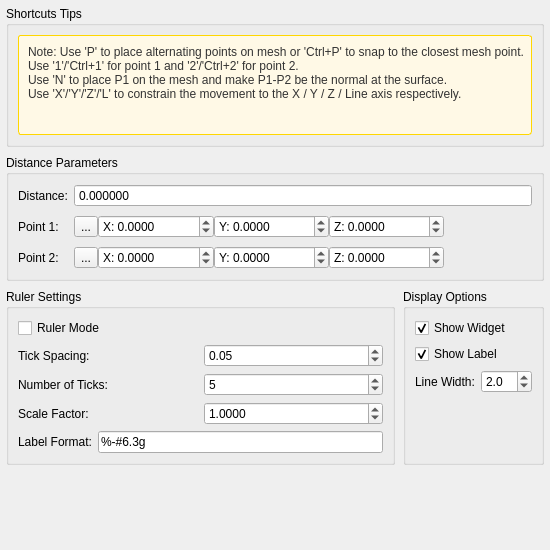
Asher-1/ACloudViewer, file libs/PCLEngine/Tools/MeasurementTools/cvDistanceToolDlg.ui: the form before one commit.
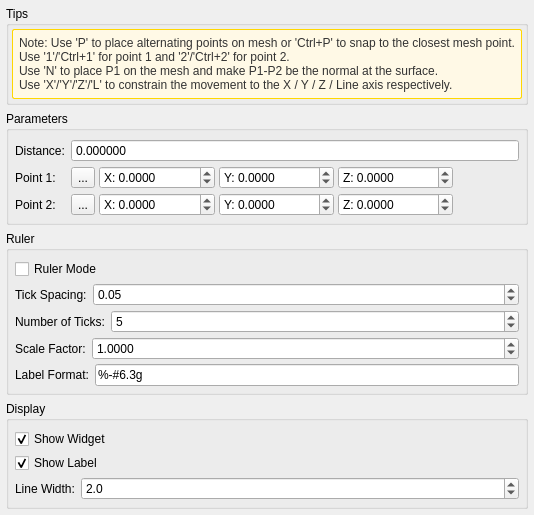
The form after the commit. Icons and pictures are not drawn.

Commit message: fix macos shortcuts issues with measurements tools

The edit to the form file:
```diff
--- a/libs/PCLEngine/Tools/MeasurementTools/cvDistanceToolDlg.ui
+++ b/libs/PCLEngine/Tools/MeasurementTools/cvDistanceToolDlg.ui
@@ -6,22 +6,22 @@
    <rect>
     <x>0</x>
     <y>0</y>
-    <width>550</width>
-    <height>550</height>
+    <width>0</width>
+    <height>0</height>
    </rect>
   </property>
-  <property name="minimumSize">
-   <size>
-    <width>550</width>
-    <height>550</height>
-   </size>
+  <property name="sizePolicy">
+   <sizepolicy hsizetype="Minimum" vsizetype="Preferred">
+    <horstretch>0</horstretch>
+    <verstretch>0</verstretch>
+   </sizepolicy>
   </property>
   <property name="windowTitle">
    <string>Distance Tool</string>
   </property>
   <layout class="QVBoxLayout" name="verticalLayout">
    <property name="spacing">
-    <number>8</number>
+    <number>6</number>
    </property>
    <property name="leftMargin">
     <number>6</number>
@@ -38,32 +38,44 @@
    <item>
     <widget class="QGroupBox" name="shortcutsTipsGroupBox">
      <property name="sizePolicy">
-      <sizepolicy hsizetype="Preferred" vsizetype="Minimum">
+      <sizepolicy hsizetype="Minimum" vsizetype="Minimum">
        <horstretch>0</horstretch>
        <verstretch>0</verstretch>
       </sizepolicy>
      </property>
      <property name="title">
-      <string>Shortcuts Tips</string>
+      <string>Tips</string>
      </property>
      <layout class="QVBoxLayout" name="shortcutsTipsLayout">
       <property name="spacing">
-       <number>4</number>
+       <number>2</number>
+      </property>
+      <property name="leftMargin">
+       <number>3</number>
+      </property>
+      <property name="topMargin">
+       <number>3</number>
+      </property>
+      <property name="rightMargin">
+       <number>3</number>
+      </property>
+      <property name="bottomMargin">
+       <number>3</number>
       </property>
       <item>
        <widget class="QLabel" name="instructionLabel">
-        <property name="minimumSize">
-         <size>
-          <width>0</width>
-          <height>100</height>
-         </size>
-        </property>
         <property name="sizePolicy">
-         <sizepolicy hsizetype="Preferred" vsizetype="Expanding">
+        <sizepolicy hsizetype="Minimum" vsizetype="Minimum">
           <horstretch>0</horstretch>
           <verstretch>0</verstretch>
          </sizepolicy>
         </property>
+       <property name="minimumSize">
+        <size>
+         <width>0</width>
+         <height>0</height>
+        </size>
+       </property>
         <property name="alignment">
          <set>Qt::AlignLeading|Qt::AlignLeft|Qt::AlignTop</set>
         </property>
@@ -79,15 +91,18 @@
         <property name="wordWrap">
          <bool>true</bool>
         </property>
+        <property name="textFormat">
+         <enum>Qt::PlainText</enum>
+        </property>
         <property name="margin">
-         <number>4</number>
+      <number>3</number>
         </property>
         <property name="styleSheet">
          <string>QLabel {
     background-color: #FFF9E6;
     border: 1px solid #FFD700;
-    border-radius: 3px;
-    padding: 6px;
+    border-radius: 2px;
+    padding: 3px;
     color: #333;
 }</string>
         </property>
@@ -99,10 +114,22 @@
    <item>
     <widget class="QGroupBox" name="distanceParamsGroupBox">
      <property name="title">
-      <string>Distance Parameters</string>
+      <string>Parameters</string>
      </property>
      <layout class="QVBoxLayout" name="distanceParamsLayout">
       <property name="spacing">
+        <number>4</number>
+       </property>
+       <property name="leftMargin">
+        <number>6</number>
+       </property>
+       <property name="topMargin">
+        <number>8</number>
+       </property>
+       <property name="rightMargin">
+        <number>6</number>
+       </property>
+       <property name="bottomMargin">
        <number>6</number>
       </property>
       <item>
@@ -111,7 +138,7 @@
          <number>6</number>
         </property>
         <property name="verticalSpacing">
-         <number>8</number>
+         <number>4</number>
         </property>
         <item row="0" column="0">
          <widget class="QLabel" name="label_2">
@@ -125,6 +152,12 @@
           <property name="readOnly">
            <bool>true</bool>
           </property>
+          <property name="sizePolicy">
+           <sizepolicy hsizetype="Minimum" vsizetype="Fixed">
+            <horstretch>0</horstretch>
+            <verstretch>0</verstretch>
+           </sizepolicy>
+          </property>
           <property name="buttonSymbols">
            <enum>QAbstractSpinBox::NoButtons</enum>
           </property>
@@ -148,6 +181,9 @@
         </item>
         <item row="1" column="1">
          <layout class="QHBoxLayout" name="point1Layout">
+          <property name="spacing">
+           <number>4</number>
+          </property>
           <item>
            <widget class="QToolButton" name="pickPoint1ToolButton">
             <property name="toolTip">
@@ -176,6 +212,12 @@
             <property name="prefix">
              <string>X: </string>
             </property>
+            <property name="sizePolicy">
+             <sizepolicy hsizetype="Minimum" vsizetype="Fixed">
+              <horstretch>0</horstretch>
+              <verstretch>0</verstretch>
+             </sizepolicy>
+            </property>
             <property name="decimals">
              <number>4</number>
             </property>
@@ -195,6 +237,12 @@
             <property name="prefix">
              <string>Y: </string>
             </property>
+            <property name="sizePolicy">
+             <sizepolicy hsizetype="Minimum" vsizetype="Fixed">
+              <horstretch>0</horstretch>
+              <verstretch>0</verstretch>
+             </sizepolicy>
+            </property>
             <property name="decimals">
              <number>4</number>
             </property>
@@ -214,6 +262,12 @@
             <property name="prefix">
              <string>Z: </string>
             </property>
+            <property name="sizePolicy">
+             <sizepolicy hsizetype="Minimum" vsizetype="Fixed">
+              <horstretch>0</horstretch>
+              <verstretch>0</verstretch>
+             </sizepolicy>
+            </property>
             <property name="decimals">
              <number>4</number>
             </property>
@@ -239,6 +293,9 @@
         </item>
         <item row="2" column="1">
          <layout class="QHBoxLayout" name="point2Layout">
+          <property name="spacing">
+           <number>4</number>
+          </property>
           <item>
            <widget class="QToolButton" name="pickPoint2ToolButton">
             <property name="toolTip">
@@ -267,6 +324,12 @@
             <property name="prefix">
              <string>X: </string>
             </property>
+            <property name="sizePolicy">
+             <sizepolicy hsizetype="Minimum" vsizetype="Fixed">
+              <horstretch>0</horstretch>
+              <verstretch>0</verstretch>
+             </sizepolicy>
+            </property>
             <property name="decimals">
              <number>4</number>
             </property>
@@ -286,6 +349,12 @@
             <property name="prefix">
              <string>Y: </string>
             </property>
+            <property name="sizePolicy">
+             <sizepolicy hsizetype="Minimum" vsizetype="Fixed">
+              <horstretch>0</horstretch>
+              <verstretch>0</verstretch>
+             </sizepolicy>
+            </property>
             <property name="decimals">
              <number>4</number>
             </property>
@@ -305,6 +374,12 @@
             <property name="prefix">
              <string>Z: </string>
             </property>
+            <property name="sizePolicy">
+             <sizepolicy hsizetype="Minimum" vsizetype="Fixed">
+              <horstretch>0</horstretch>
+              <verstretch>0</verstretch>
+             </sizepolicy>
+            </property>
             <property name="decimals">
              <number>4</number>
             </property>
@@ -326,14 +401,27 @@
      </layout>
     </widget>
    </item>
-   <item>
-    <layout class="QHBoxLayout" name="settingsLayout">
      <item>
       <widget class="QGroupBox" name="rulerSettingsGroupBox">
        <property name="title">
-        <string>Ruler Settings</string>
+      <string>Ruler</string>
        </property>
        <layout class="QVBoxLayout" name="rulerSettingsLayout">
+      <property name="spacing">
+       <number>4</number>
+      </property>
+      <property name="leftMargin">
+       <number>6</number>
+      </property>
+      <property name="topMargin">
+       <number>8</number>
+      </property>
+      <property name="rightMargin">
+       <number>6</number>
+      </property>
+      <property name="bottomMargin">
+       <number>6</number>
+      </property>
         <item>
          <widget class="QCheckBox" name="rulerModeCheckBox">
           <property name="text">
@@ -346,15 +434,30 @@
         </item>
         <item>
          <layout class="QHBoxLayout" name="rulerDistanceLayout">
+        <property name="spacing">
+         <number>6</number>
+        </property>
           <item>
            <widget class="QLabel" name="label_6">
             <property name="text">
              <string>Tick Spacing:</string>
             </property>
+          <property name="sizePolicy">
+           <sizepolicy hsizetype="Minimum" vsizetype="Preferred">
+            <horstretch>0</horstretch>
+            <verstretch>0</verstretch>
+           </sizepolicy>
+          </property>
            </widget>
           </item>
           <item>
            <widget class="QDoubleSpinBox" name="rulerDistanceSpinBox">
+          <property name="sizePolicy">
+           <sizepolicy hsizetype="Expanding" vsizetype="Fixed">
+            <horstretch>1</horstretch>
+            <verstretch>0</verstretch>
+           </sizepolicy>
+          </property>
             <property name="toolTip">
              <string>Distance between major tick marks (when Ruler Mode is on)</string>
             </property>
@@ -379,15 +482,30 @@
         </item>
         <item>
          <layout class="QHBoxLayout" name="numberOfTicksLayout">
+        <property name="spacing">
+         <number>6</number>
+        </property>
           <item>
            <widget class="QLabel" name="label_7">
             <property name="text">
              <string>Number of Ticks:</string>
             </property>
+          <property name="sizePolicy">
+           <sizepolicy hsizetype="Minimum" vsizetype="Preferred">
+            <horstretch>0</horstretch>
+            <verstretch>0</verstretch>
+           </sizepolicy>
+          </property>
            </widget>
           </item>
           <item>
            <widget class="QSpinBox" name="numberOfTicksSpinBox">
+          <property name="sizePolicy">
+           <sizepolicy hsizetype="Expanding" vsizetype="Fixed">
+            <horstretch>1</horstretch>
+            <verstretch>0</verstretch>
+           </sizepolicy>
+          </property>
             <property name="toolTip">
              <string>Number of tick marks (when Ruler Mode is off)</string>
             </property>
@@ -406,15 +524,30 @@
         </item>
         <item>
          <layout class="QHBoxLayout" name="scaleLayout">
+        <property name="spacing">
+         <number>6</number>
+        </property>
           <item>
            <widget class="QLabel" name="label_8">
             <property name="text">
              <string>Scale Factor:</string>
             </property>
+          <property name="sizePolicy">
+           <sizepolicy hsizetype="Minimum" vsizetype="Preferred">
+            <horstretch>0</horstretch>
+            <verstretch>0</verstretch>
+           </sizepolicy>
+          </property>
            </widget>
           </item>
           <item>
            <widget class="QDoubleSpinBox" name="scaleSpinBox">
+          <property name="sizePolicy">
+           <sizepolicy hsizetype="Expanding" vsizetype="Fixed">
+            <horstretch>1</horstretch>
+            <verstretch>0</verstretch>
+           </sizepolicy>
+          </property>
             <property name="toolTip">
              <string>Scale factor to convert VTK world units (e.g., 2.54 to convert inches to cm)</string>
             </property>
@@ -439,11 +572,20 @@
         </item>
         <item>
          <layout class="QHBoxLayout" name="labelFormatLayout">
+        <property name="spacing">
+         <number>6</number>
+        </property>
           <item>
            <widget class="QLabel" name="labelFormatLabel">
             <property name="text">
              <string>Label Format:</string>
             </property>
+          <property name="sizePolicy">
+           <sizepolicy hsizetype="Minimum" vsizetype="Preferred">
+            <horstretch>0</horstretch>
+            <verstretch>0</verstretch>
+           </sizepolicy>
+          </property>
             <property name="toolTip">
              <string>Printf-style format string for distance label (e.g., %6.3g, %.2f)</string>
             </property>
@@ -451,6 +593,12 @@
           </item>
           <item>
            <widget class="QLineEdit" name="labelFormatLineEdit">
+          <property name="sizePolicy">
+           <sizepolicy hsizetype="Expanding" vsizetype="Fixed">
+            <horstretch>1</horstretch>
+            <verstretch>0</verstretch>
+           </sizepolicy>
+          </property>
             <property name="toolTip">
              <string>Printf-style format string for distance label
 Examples:
@@ -474,9 +622,24 @@
      <item>
       <widget class="QGroupBox" name="displayOptionsGroupBox">
        <property name="title">
-        <string>Display Options</string>
+      <string>Display</string>
        </property>
        <layout class="QVBoxLayout" name="displayOptionsLayout">
+      <property name="spacing">
+       <number>4</number>
+      </property>
+      <property name="leftMargin">
+       <number>6</number>
+      </property>
+      <property name="topMargin">
+       <number>8</number>
+      </property>
+      <property name="rightMargin">
+       <number>6</number>
+      </property>
+      <property name="bottomMargin">
+       <number>6</number>
+      </property>
         <item>
          <widget class="QCheckBox" name="widgetVisibilityCheckBox">
           <property name="text">
@@ -505,15 +668,30 @@
         </item>
         <item>
          <layout class="QHBoxLayout" name="lineWidthLayout">
+        <property name="spacing">
+         <number>6</number>
+        </property>
           <item>
            <widget class="QLabel" name="label_10">
             <property name="text">
              <string>Line Width:</string>
             </property>
+          <property name="sizePolicy">
+           <sizepolicy hsizetype="Minimum" vsizetype="Preferred">
+            <horstretch>0</horstretch>
+            <verstretch>0</verstretch>
+           </sizepolicy>
+          </property>
            </widget>
           </item>
           <item>
            <widget class="QDoubleSpinBox" name="lineWidthSpinBox">
+          <property name="sizePolicy">
+           <sizepolicy hsizetype="Expanding" vsizetype="Fixed">
+            <horstretch>1</horstretch>
+            <verstretch>0</verstretch>
+           </sizepolicy>
+          </property>
             <property name="toolTip">
              <string>Width of the distance line</string>
             </property>
@@ -536,36 +714,8 @@
           </item>
          </layout>
         </item>
-        <item>
-         <spacer name="verticalSpacer_2">
-          <property name="orientation">
-           <enum>Qt::Vertical</enum>
-          </property>
-          <property name="sizeHint" stdset="0">
-           <size>
-            <width>20</width>
-            <height>40</height>
-           </size>
-          </property>
-         </spacer>
-        </item>
-       </layout>
-      </widget>
-     </item>
-    </layout>
-   </item>
-   <item>
-    <spacer name="verticalSpacer">
-     <property name="orientation">
-      <enum>Qt::Vertical</enum>
-     </property>
-     <property name="sizeHint" stdset="0">
-      <size>
-       <width>20</width>
-       <height>40</height>
-      </size>
-     </property>
-    </spacer>
+     </layout>
+    </widget>
    </item>
   </layout>
  </widget>
```
Lines whose indentation alone changed are shown as unchanged. The commit also changes 18 other files.
